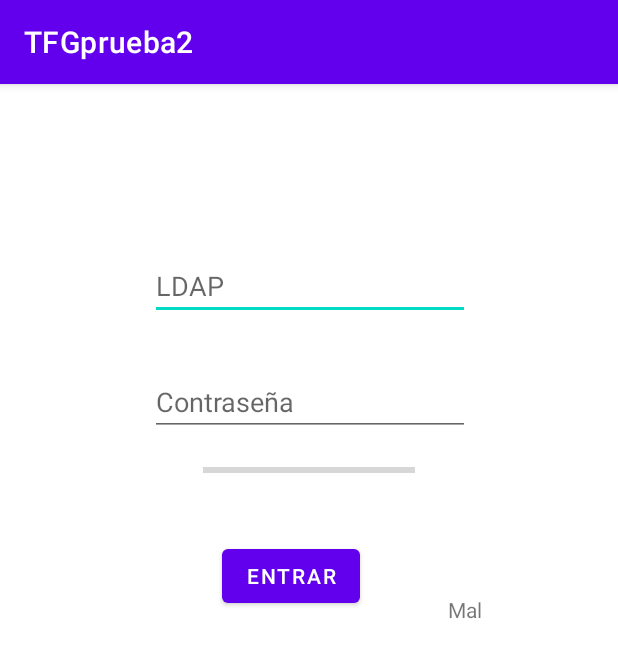
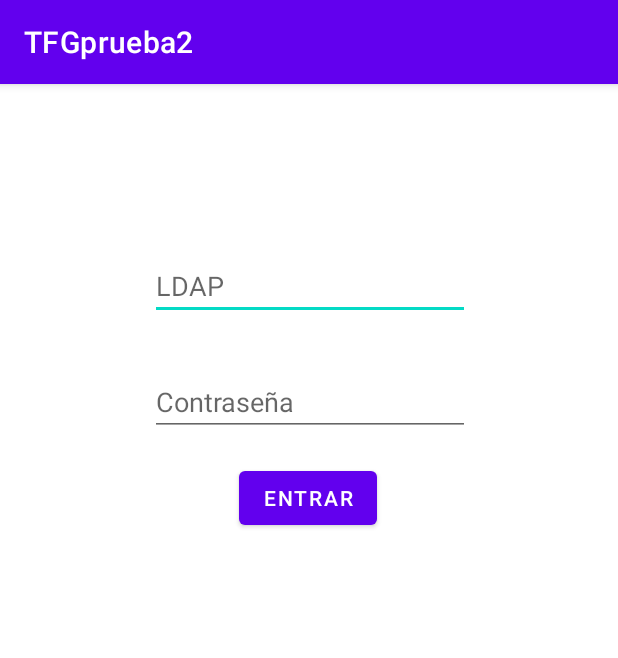
Before and after one commit to davidruizalunda/EHU-UPV-AndroidApp, an Android app: the screen it shows after launch (LoginActivity), after a tap on "ENTRAR", on a phone screen of 412 x 824 dp. Shown: the top 658 px of the screen. Run offline under Robolectric (Android 15) with nearby library versions, the phone set to English and light mode, and no system bars.

Commit message:
Depuración de código 1

```diff
--- a/app/src/main/java/com/example/tfgprueba2/DataAccess.java
+++ b/app/src/main/java/com/example/tfgprueba2/DataAccess.java
@@ -2,29 +2,22 @@ package com.example.tfgprueba2;
 
 import android.os.StrictMode;
 import android.util.Log;
-import android.widget.Toast;
-
 import java.util.Properties;
-
 import javax.mail.AuthenticationFailedException;
 import javax.mail.Folder;
 import javax.mail.Message;
 import javax.mail.MessagingException;
-import javax.mail.NoSuchProviderException;
 import javax.mail.Session;
 import javax.mail.Store;
 
 public class DataAccess {
     private static Store store;
     private static Folder emailFolder;
-    private static String ldap, password;
 
     public boolean login(String ldap, String password) {
         try {
             StrictMode.ThreadPolicy policy = new StrictMode.ThreadPolicy.Builder().permitAll().build();
             StrictMode.setThreadPolicy(policy);
-            this.ldap = ldap;
-            this.password = password;
             Properties properties = new Properties();
             properties.put("mail.imap.host", "ikasle.ehu.eus");
             properties.put("mail.imap.port", "993");
@@ -32,13 +25,16 @@ public class DataAccess {
             Session emailSession = Session.getDefaultInstance(properties);
 
             store = emailSession.getStore("imaps");
-            store.connect("ikasle.ehu.eus", "877955", "0k9Hj88s0");
+            store.connect("ikasle.ehu.eus", ldap, password);
             Log.d("LOGEADO", "sds");
 
             return true;
 
         }catch (AuthenticationFailedException e){
             Log.d("Autenti", "sds");
+            e.printStackTrace();
+            return false;
+        }catch (MessagingException e) { //Investigar nested exception
             e.printStackTrace();
             return false;
         }catch (Exception e) {
--- a/app/src/main/java/com/example/tfgprueba2/LoginActivity.java
+++ b/app/src/main/java/com/example/tfgprueba2/LoginActivity.java
@@ -5,56 +5,25 @@ import androidx.appcompat.app.AppCompatActivity;
 import android.content.Intent;
 import android.graphics.drawable.AnimationDrawable;
 import android.os.Handler;
-import android.os.StrictMode;
-import android.util.Log;
 import android.view.View;
-import android.widget.Button;
 import android.widget.EditText;
 import android.widget.ImageView;
-import android.widget.ListView;
-
-
-import javax.mail.Folder;
-import javax.mail.Message;
-import javax.mail.MessagingException;
-import javax.mail.NoSuchProviderException;
-import javax.mail.Session;
-import javax.mail.Store;
-import javax.mail.internet.MimeUtility;
-
-import android.widget.ProgressBar;
-import android.widget.RelativeLayout;
-import android.widget.TextView;
-import android.widget.Toast;
-
-import java.util.Properties;
-
 import android.os.Bundle;
-import com.example.tfgprueba2.DataAccess;
 
 public class LoginActivity extends AppCompatActivity {
     private EditText ldap, password;
-    private TextView wait,textView4;
-    private Button button;
-    private RelativeLayout layout;
-    private ProgressBar progressBar;
     Handler h = new Handler();
     private boolean logeado = false;
     private ImageView loading;
-    int i=0;
 
     @Override
     protected void onCreate(Bundle savedInstanceState) {
         super.onCreate(savedInstanceState);
         setContentView(R.layout.activity_login);
 
-        ldap = (EditText)findViewById(R.id.ldap_number);
-        password = (EditText)findViewById(R.id.ldap_password);
-        wait = (TextView)findViewById(R.id.wait_txtvw);
-        button = (Button)findViewById(R.id.button);
-        progressBar = (ProgressBar)findViewById(R.id.progressBar);
-        textView4 = (TextView)findViewById(R.id.textView4);
-        loading = (ImageView)findViewById(R.id.loadingGIF);
+        ldap = findViewById(R.id.ldap_number);
+        password = findViewById(R.id.ldap_password);
+        loading = findViewById(R.id.loadingGIF);
 
     }
 
@@ -64,42 +33,28 @@ public class LoginActivity extends AppCompatActivity {
         loading.setBackgroundResource(R.drawable.loading);
         AnimationDrawable animationDrawable = (AnimationDrawable) loading.getBackground();
 
-        Thread hilo = new Thread(new Runnable() {
-            @Override
-            public void run() {
-                animationDrawable.start();
-            }
-        });
+        Thread thread1 = new Thread(animationDrawable::start);
 
-        Thread hilo2 = new Thread(new Runnable() {
-            @Override
-            public void run() {
+        Thread thread2 = new Thread(() -> {
             DataAccess dataAccess = new DataAccess();
             if(dataAccess.login(ldap.getText().toString(), password.getText().toString())){
                 logeado = true;
             }
-                h.post(new Runnable() {
-                    @Override
-                    public void run() {
+            h.post(() -> {
                 if(logeado){
-                            textView4.setText("Bien");
                     loading.setBackground(null);
-
                     Intent home = new Intent(view.getContext(), HomeActivity.class); //En vez de Intent home = new Intent(this, HomeActivity.class);
                     startActivity(home);
 
 
                 }else {
-                            textView4.setText("Mal");
                     loading.setBackground(null);
-                        }
                 }
             });
 
-            }
         });
-        hilo.start();
-        hilo2.start();
+        thread1.start();
+        thread2.start();
 
     }
 
--- a/app/src/main/res/layout/activity_login.xml
+++ b/app/src/main/res/layout/activity_login.xml
@@ -37,55 +37,27 @@
         android:id="@+id/button"
         android:layout_width="wrap_content"
         android:layout_height="wrap_content"
-        android:layout_marginStart="148dp"
-        android:layout_marginLeft="148dp"
-        android:layout_marginBottom="376dp"
+        android:layout_marginStart="156dp"
+        android:layout_marginLeft="156dp"
+        android:layout_marginTop="17dp"
+        android:layout_marginBottom="432dp"
         android:onClick="login"
         android:text="@string/login_button"
         app:layout_constraintBottom_toBottomOf="parent"
+        app:layout_constraintEnd_toStartOf="@+id/loadingGIF"
+        app:layout_constraintHorizontal_bias="0.125"
         app:layout_constraintStart_toStartOf="parent"
-        app:layout_constraintTop_toBottomOf="@+id/progressBar" />
-
-    <TextView
-        android:id="@+id/wait_txtvw"
-        android:layout_width="wrap_content"
-        android:layout_height="wrap_content"
-        android:layout_marginTop="44dp"
-        app:layout_constraintEnd_toEndOf="parent"
-        app:layout_constraintHorizontal_bias="0.498"
-        app:layout_constraintStart_toStartOf="parent"
-        app:layout_constraintTop_toBottomOf="@+id/button" />
-
-    <ProgressBar
-        android:id="@+id/progressBar"
-        style="?android:attr/progressBarStyleHorizontal"
-        android:layout_width="141dp"
-        android:layout_height="13dp"
-        android:layout_marginTop="16dp"
-        app:layout_constraintEnd_toEndOf="parent"
-        app:layout_constraintStart_toStartOf="parent"
-        app:layout_constraintTop_toBottomOf="@+id/ldap_password" />
-
-    <TextView
-        android:id="@+id/textView4"
-        android:layout_width="wrap_content"
-        android:layout_height="wrap_content"
-        android:layout_marginBottom="408dp"
-        android:text="TextView"
-        app:layout_constraintBottom_toBottomOf="parent"
-        app:layout_constraintEnd_toEndOf="parent"
-        app:layout_constraintHorizontal_bias="0.767"
-        app:layout_constraintStart_toStartOf="parent" />
+        app:layout_constraintTop_toBottomOf="@+id/ldap_password"
+        app:layout_constraintVertical_bias="0.0" />
 
     <ImageView
         android:id="@+id/loadingGIF"
-        android:layout_width="129dp"
-        android:layout_height="126dp"
-        android:layout_marginBottom="172dp"
+        android:layout_width="38dp"
+        android:layout_height="34dp"
+        android:layout_marginBottom="448dp"
         app:layout_constraintBottom_toBottomOf="parent"
         app:layout_constraintEnd_toEndOf="parent"
-        app:layout_constraintHorizontal_bias="0.507"
-        app:layout_constraintStart_toStartOf="parent"
-         />
+        app:layout_constraintHorizontal_bias="0.729"
+        app:layout_constraintStart_toStartOf="parent" />
 
 </androidx.constraintlayout.widget.ConstraintLayout>
```
Also changed, not shown: app/src/main/java/com/example/tfgprueba2/BusinessLogic.java (+5 -9 lines), app/src/main/java/com/example/tfgprueba2/HomeActivity.java (+12 -41 lines). Lines whose indentation alone changed are shown as unchanged.
